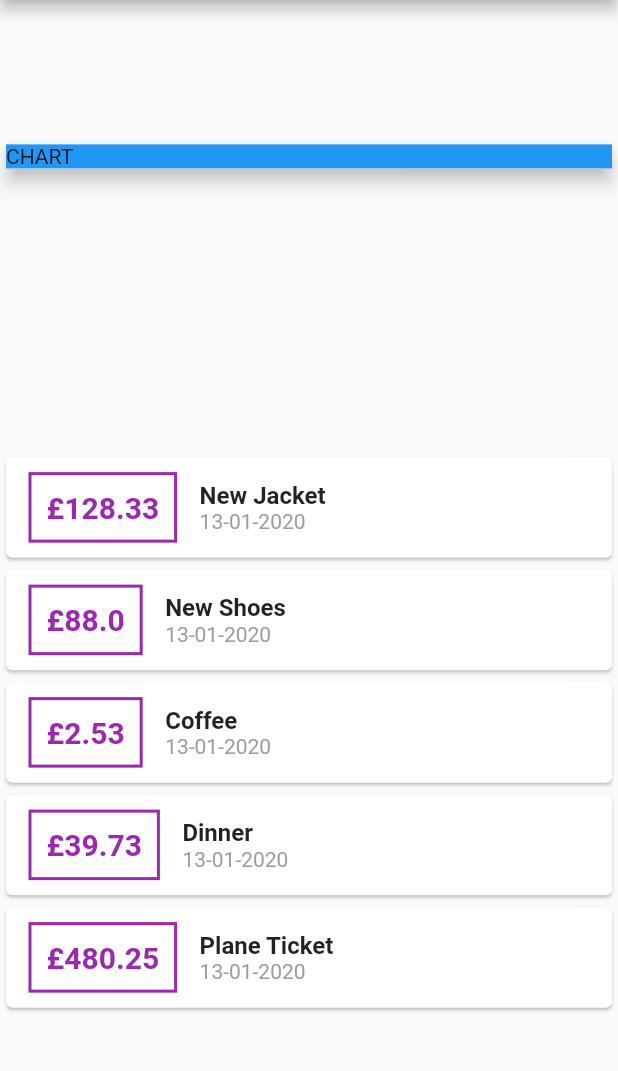
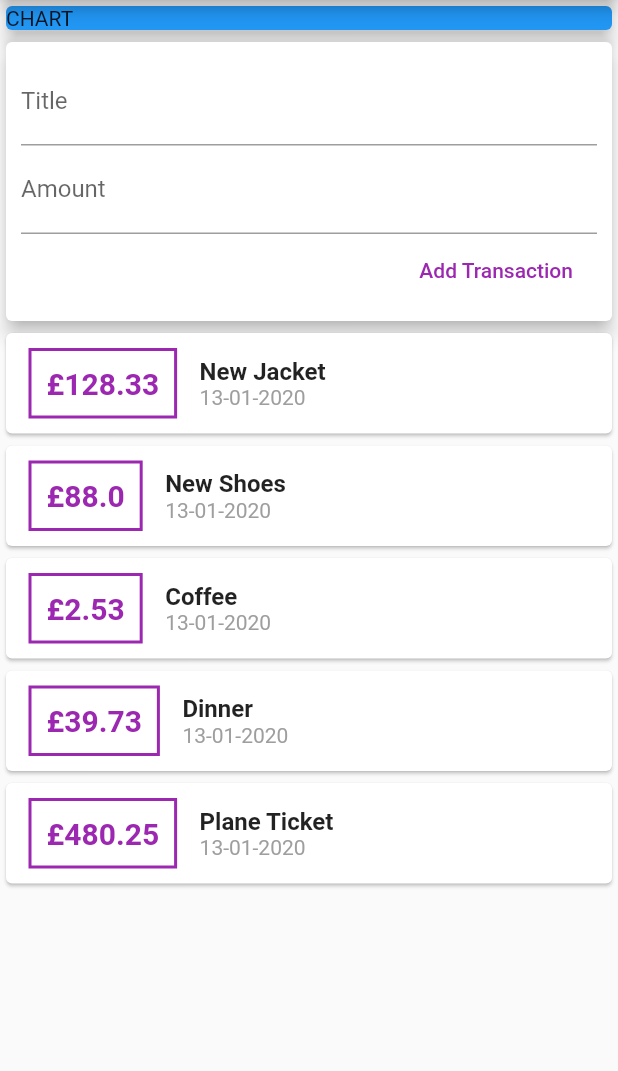
Before and after one commit to jeanrauwers/personal-finance, a Flutter app: the screen it shows after launch, on a phone screen of 412 x 824 dp, the part 84-1155 px from its top. Run offline on Flutter 3.47's test engine with Material 2 defaults, Android fonts, the phone set to English and light mode, and no system bars.

Commit message:
Add inputs

```diff
--- a/lib/main.dart
+++ b/lib/main.dart
@@ -28,39 +28,62 @@ class MyHomePage extends StatefulWidget {
 }
 
 class _MyHomePageState extends State<MyHomePage> {
+  DateTime now = DateTime.now();
+
   @override
   Widget build(BuildContext context) {
     final List<Transaction> transactions = [
-      Transaction(
-          id: 't01', title: 'New Jacket', amount: 128.33, date: DateTime.now()),
-      Transaction(
-          id: 't02', title: 'New Shoes', amount: 88, date: DateTime.now()),
-      Transaction(
-          id: 't03', title: 'Coffee', amount: 2.53, date: DateTime.now()),
-      Transaction(
-          id: 't04', title: 'Dinner', amount: 39.73, date: DateTime.now()),
-      Transaction(
-          id: 't05',
-          title: 'Plane Ticket',
-          amount: 480.25,
-          date: DateTime.now()),
+      Transaction(id: 't01', title: 'New Jacket', amount: 128.33, date: now),
+      Transaction(id: 't02', title: 'New Shoes', amount: 88, date: now),
+      Transaction(id: 't03', title: 'Coffee', amount: 2.53, date: now),
+      Transaction(id: 't04', title: 'Dinner', amount: 39.73, date: now),
+      Transaction(id: 't05', title: 'Plane Ticket', amount: 480.25, date: now),
     ];
+
+    String titleInput;
+    String amountInput;
 
     return Scaffold(
       appBar: AppBar(
         title: Text('Personal Finance'),
       ),
       body: Column(
-        mainAxisAlignment: MainAxisAlignment.spaceAround,
+        crossAxisAlignment: CrossAxisAlignment.stretch,
         children: <Widget>[
-          Card(
-            child: Container(
-              width: double.infinity,
+          Container(
+            width: double.infinity,
+            child: Card(
               color: Colors.blue,
               child: Container(
                 child: Text(
                   'CHART',
                 ),
+              ),
+              elevation: 5,
+            ),
+          ),
+          Card(
+            child: Container(
+              padding: EdgeInsets.all(10),
+              child: Column(
+                crossAxisAlignment: CrossAxisAlignment.end,
+                children: <Widget>[
+                  TextField(
+                    decoration: InputDecoration(labelText: 'Title'),
+                    onChanged: (val) => titleInput = val,
+                  ),
+                  TextField(
+                      onChanged: (val) => amountInput = val,
+                      decoration: InputDecoration(labelText: 'Amount')),
+                  FlatButton(
+                    child: Text('Add Transaction'),
+                    onPressed: () {
+                      print(titleInput);
+                      print(amountInput);
+                    },
+                    textColor: Colors.purple,
+                  )
+                ],
               ),
             ),
             elevation: 5,
```
